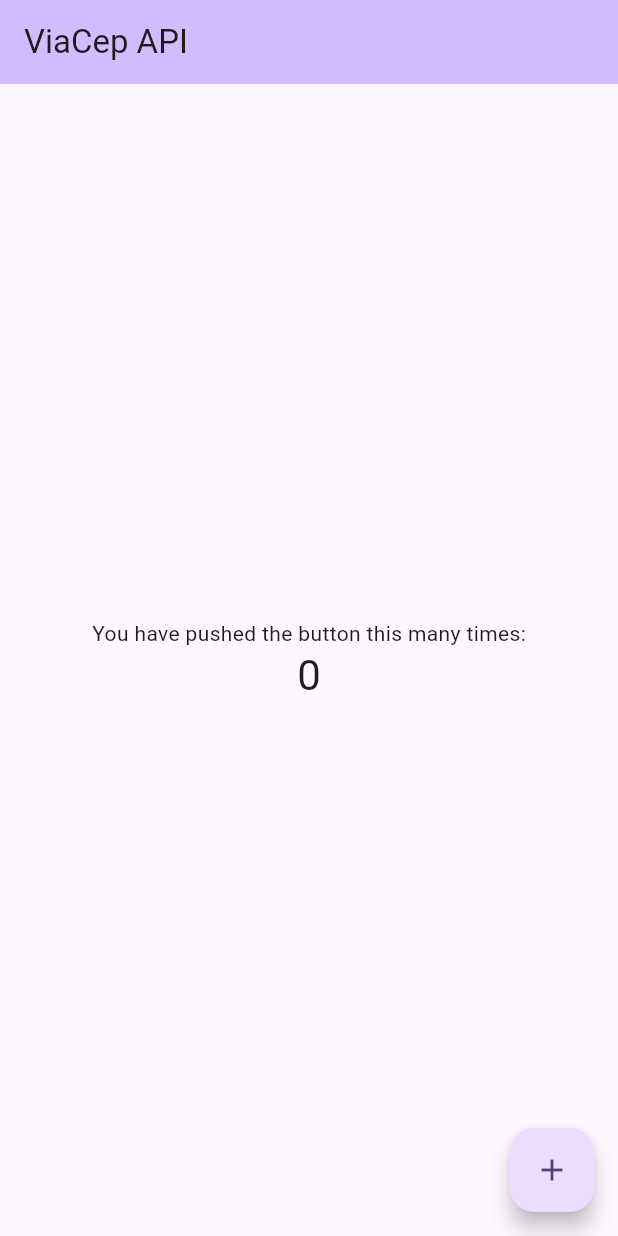
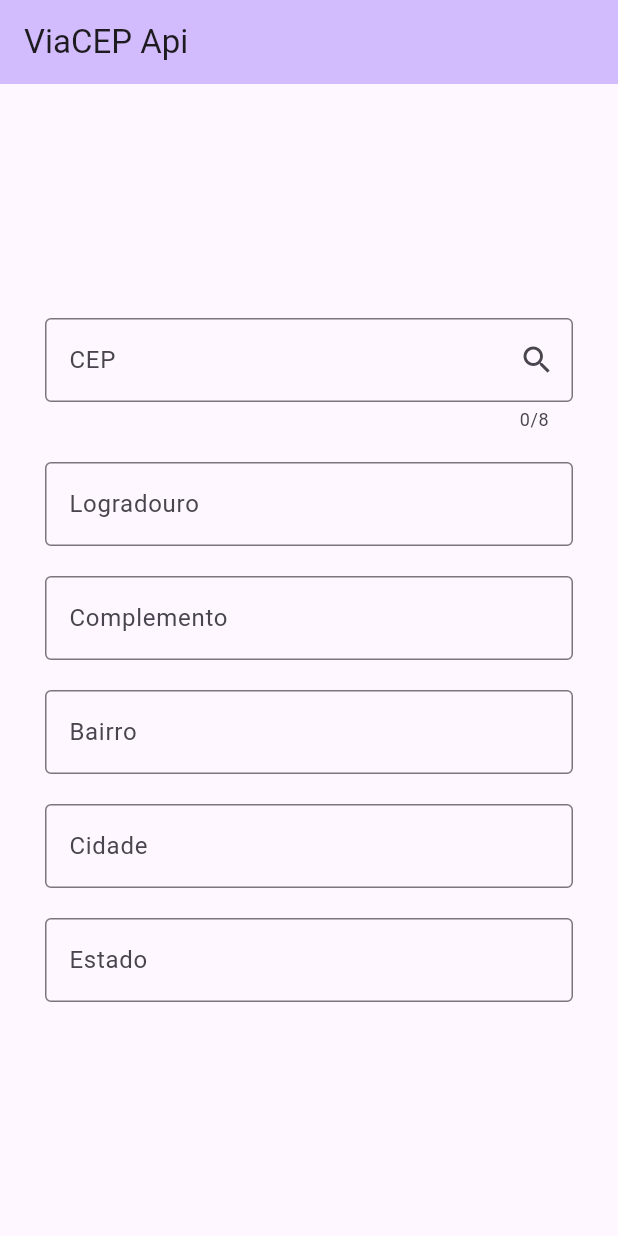
Before and after one commit to Hebert193/FLUTTER_APPLICATION_1, a Flutter app: the screen it shows after launch, on a phone screen of 412 x 824 dp. Run offline on Flutter 3.47's test engine with Material 3 defaults, Android fonts, the phone set to English and light mode, and no system bars.

Commit message:
finalizando o sistema de busca

```diff
--- a/lib/Services/via_cep_service.dart
+++ b/lib/Services/via_cep_service.dart
@@ -1,6 +1,6 @@
 import 'dart:convert';
 import 'package:http/http.dart' as http;
-import 'package:flutter_application_1/model/endereco.dart';
+import 'package:flutter_application_1/models/endereco.dart';
 
 class ViaCepService {
   Future<Endereco?> buscarEndereco(String cep) async {
--- a/lib/app.dart
+++ b/lib/app.dart
@@ -11,7 +11,7 @@ class ViaCepApi extends StatelessWidget {
       theme: ThemeData(
         colorScheme: ColorScheme.fromSeed(seedColor: Colors.deepPurple),
       ),
-      home: const HomePage(title: 'ViaCep API'),
+      home: const HomePage(),
     );
   }
 }
--- a/lib/pages/home_page.dart
+++ b/lib/pages/home_page.dart
@@ -1,21 +1,57 @@
 import 'package:flutter/material.dart';
+import 'package:flutter/services.dart';
+import 'package:flutter_application_1/models/endereco.dart';
+import 'package:flutter_application_1/services/via_cep_service.dart';
 
 class HomePage extends StatefulWidget {
-  const HomePage({super.key, required this.title});
-
-  final String title;
+  const HomePage({super.key});
 
   @override
   State<HomePage> createState() => _HomePageState();
 }
 
 class _HomePageState extends State<HomePage> {
-  int _counter = 0;
+  TextEditingController controllerCep = TextEditingController();
+  TextEditingController controllerLogradouro = TextEditingController();
+  TextEditingController controllerComplemento = TextEditingController();
+  TextEditingController controllerBairro = TextEditingController();
+  TextEditingController controllerCidade = TextEditingController();
+  TextEditingController controllerEstado = TextEditingController();
+  Endereco? endereco; //Variavel pode receber null "?"
 
-  void _incrementCounter() {
+  ViaCepService viaCepService = ViaCepService();
+
+  Future <void> buscarCep(String cep) async{
+    Endereco? response = await viaCepService.buscarEndereco(cep);
+
+    if (response?.localidade == null) {
+      showDialog(
+        context: context,
+        builder: (context) {
+          return AlertDialog(
+            icon: Icon(Icons.warning),
+            title: Text("Atenção"),
+            content: Text("Cep não encontrado"),
+          );
+        },
+      );
+      return;
+    }
+
     setState(() {
-      _counter++;
+      endereco = response;
     });
+
+    setControllersCep(endereco!);
+  }
+
+  void setControllersCep(Endereco endereco)
+  {
+    controllerLogradouro.text = endereco.logradouro!;
+    controllerComplemento.text = endereco.complemento ?? "";
+    controllerBairro.text = endereco.bairro!;
+    controllerCidade.text = endereco.localidade!;
+    controllerEstado.text = endereco.estado ?? "";
   }
 
   @override
@@ -23,24 +59,69 @@ class _HomePageState extends State<HomePage> {
     return Scaffold(
       appBar: AppBar(
         backgroundColor: Theme.of(context).colorScheme.inversePrimary,
-        title: Text(widget.title),
+        title: Text("ViaCEP Api"),
       ),
       body: Center(
-        child: Column(
-          mainAxisAlignment: MainAxisAlignment.center,
-          children: <Widget>[
-            const Text('You have pushed the button this many times:'),
-            Text(
-              '$_counter',
-              style: Theme.of(context).textTheme.headlineMedium,
-            ),
-          ],
+        child: Padding(
+          padding: const EdgeInsets.symmetric(horizontal: 30),
+          child: Column(
+            spacing: 20,
+            mainAxisAlignment: MainAxisAlignment.center,
+            children: [
+              TextField(
+                controller: controllerCep,
+                maxLength: 8,
+                inputFormatters: [FilteringTextInputFormatter.digitsOnly],
+                keyboardType: TextInputType.number,
+                decoration: InputDecoration(
+                  suffixIcon: IconButton(
+                    icon: Icon(Icons.search),
+                    onPressed: () {
+                      buscarCep(controllerCep.text);
+                      },
+                  ),
+                  border: OutlineInputBorder(),
+                  labelText: "CEP",
+                ),
+              ),
+              TextField(
+                controller: controllerLogradouro,
+                decoration: InputDecoration(
+                  border: OutlineInputBorder(),
+                  labelText: "Logradouro",
+                ),
+              ),
+               TextField(
+                controller: controllerComplemento,
+                decoration: InputDecoration(
+                  border: OutlineInputBorder(),
+                  labelText: "Complemento",
+                ),
+              ),
+              TextField(
+                controller: controllerBairro,
+                decoration: InputDecoration(
+                  border: OutlineInputBorder(),
+                  labelText: "Bairro",
+                ),
+              ),
+              TextField(
+                controller: controllerCidade,
+                decoration: InputDecoration(
+                  border: OutlineInputBorder(),
+                  labelText: "Cidade",
+                ),
+              ),
+              TextField(
+                controller: controllerEstado,
+                decoration: InputDecoration(
+                  border: OutlineInputBorder(),
+                  labelText: "Estado",
+                ),
+              ),
+            ],
+          ),
         ),
-      ),
-      floatingActionButton: FloatingActionButton(
-        onPressed: _incrementCounter,
-        tooltip: 'Increment',
-        child: const Icon(Icons.add),
       ),
     );
   }
```
Also changed, not shown: lib/models/endereco.dart (renamed from lib/model/endereco.dart), 1 other file.
